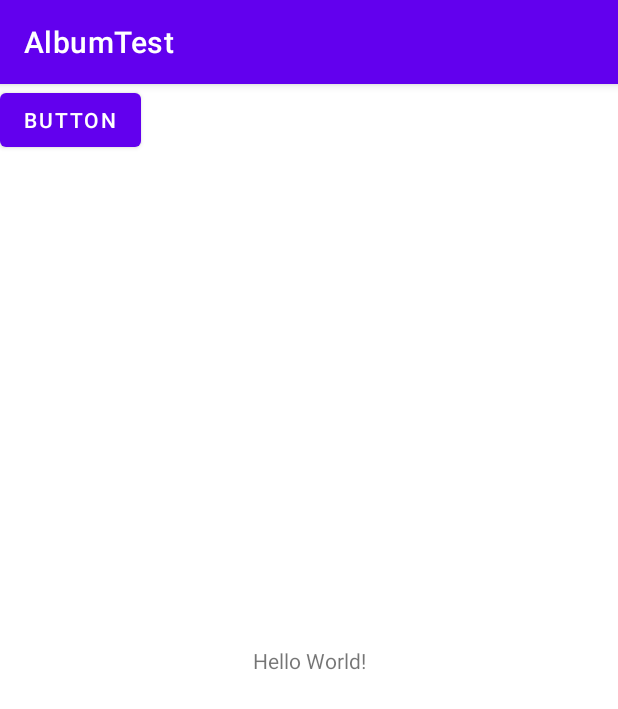
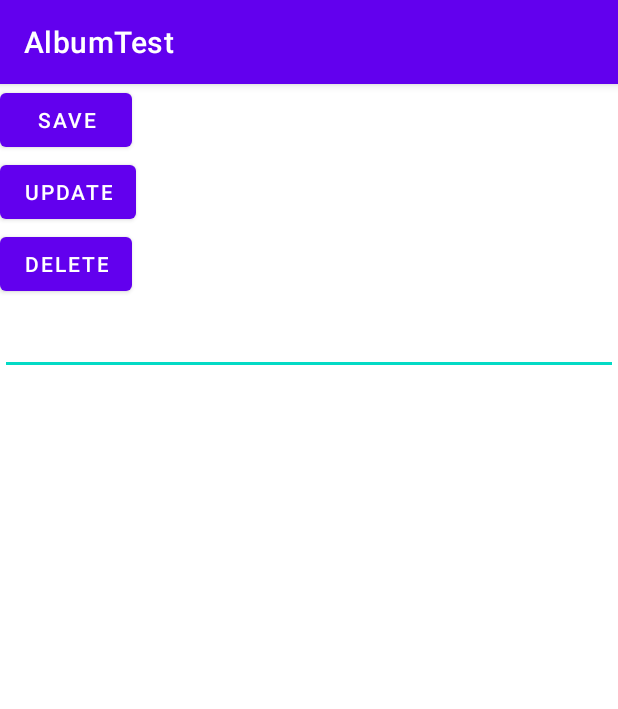
Before and after one commit to ShinHoChull/TodoProject, an Android app: the MainActivity screen opened directly, with no data from a screen before it, on a phone screen of 412 x 824 dp. Shown: the top 709 px of the screen. Run offline under Robolectric (Android 15) with nearby library versions, the phone set to English and light mode, and no system bars; our stand-ins replace Room's generated code; libraries missing offline, so code that uses them is left out: com.androidnetworking, com.androidnetworking.error, com.androidnetworking.interfaces.

Commit message:
코루틴 작업. ?....

```diff
--- a/app/build.gradle
+++ b/app/build.gradle
@@ -49,6 +49,9 @@ dependencies {
     implementation "androidx.room:room-runtime:$room_version"
     kapt "androidx.room:room-compiler:$room_version"
 
+    // 저희는 코루틴을 사용할 것이기 때문에 해당 라이브러리까지 코드 작성
+    implementation "androidx.room:room-ktx:$room_version"
+
 
     implementation "org.jetbrains.kotlin:kotlin-stdlib:$kotlin_version"
     implementation 'androidx.core:core-ktx:1.3.2'
--- /dev/null
+++ b/app/src/main/java/com/m2comm/albumtest/database/TestDAO.kt
@@ -0,0 +1,22 @@
+package com.m2comm.albumtest.database
+
+import androidx.lifecycle.LiveData
+import androidx.room.*
+import com.m2comm.albumtest.model.Test
+
+@Dao
+interface TestDAO {
+
+    @Query("SELECT * from Test limit 1")
+    fun getData() : Test
+
+    @Insert
+    fun insertTest(test : Test)
+
+    @Update
+    fun updateTest(test : Test)
+
+    @Delete
+    fun deleteTest(test : Test)
+
+}
--- /dev/null
+++ b/app/src/main/java/com/m2comm/albumtest/database/TestDatabase.kt
@@ -0,0 +1,30 @@
+package com.m2comm.albumtest.database
+
+import android.content.Context
+import androidx.room.Database
+import androidx.room.Room
+import androidx.room.RoomDatabase
+import com.m2comm.albumtest.model.Test
+
+@Database(entities = [Test::class] , version = 1)
+abstract class TestDatabase : RoomDatabase() {
+    abstract fun TestDAO() : TestDAO
+
+    //싱글톤 방식으로 DB 인스턴스 생성
+    companion object {
+        @Volatile private var INSTANCE : TestDatabase? = null
+
+        fun getInstance(context : Context) : TestDatabase = INSTANCE ?:
+        synchronized(this) {
+            INSTANCE ?: buildDatabase(context).also {
+                INSTANCE = it
+            }
+        }
+
+        private fun buildDatabase(context : Context) =
+            Room.databaseBuilder(context.applicationContext ,
+                TestDatabase::class.java , "Test.db")
+                .build()
+
+    }
+}
--- a/app/src/main/java/com/m2comm/albumtest/database/TodoDAO.kt
+++ b/app/src/main/java/com/m2comm/albumtest/database/TodoDAO.kt
@@ -17,5 +17,8 @@ interface TodoDAO {
     @Update
     fun updateTodo(todoModel: Todo)
 
+    @Delete
+    fun deleteTodo(todoModel : Todo)
+
 
 }
--- a/app/src/main/java/com/m2comm/albumtest/view/MainActivity.kt
+++ b/app/src/main/java/com/m2comm/albumtest/view/MainActivity.kt
@@ -10,6 +10,7 @@ import android.util.Base64
 import android.util.Log
 import android.widget.Button
 import android.widget.ImageView
+import android.widget.Toast
 import androidx.appcompat.app.AppCompatActivity
 import androidx.core.graphics.drawable.toBitmap
 import com.androidnetworking.AndroidNetworking
@@ -18,85 +19,85 @@ import com.androidnetworking.interfaces.StringRequestListener
 import com.bumptech.glide.Glide
 import com.m2comm.albumtest.modules.Custom_SharedPreferences
 import com.m2comm.albumtest.R
+import com.m2comm.albumtest.database.TestDAO
+import com.m2comm.albumtest.database.TestDatabase
+import com.m2comm.albumtest.database.TodoDAO
+import com.m2comm.albumtest.database.TodoDatabase
+import com.m2comm.albumtest.model.Test
+import kotlinx.android.synthetic.main.activity_main.*
+import kotlinx.coroutines.*
 import java.io.ByteArrayOutputStream
+import java.lang.Runnable
 
 
 class MainActivity : AppCompatActivity() {
 
-    val REQ_GALLERY = 999
-    var img: ImageView? = null
-    var imgPath: String? = ""
-    var customSharedpreferences =
-        Custom_SharedPreferences(this)
+    private lateinit var mTestDAO : TestDAO
+    private lateinit var mTestDatabase : TestDatabase
+
+    var mData : Test? = null
 
     override fun onCreate(savedInstanceState: Bundle?) {
         super.onCreate(savedInstanceState)
         setContentView(R.layout.activity_main)
+        mTestDatabase = TestDatabase.getInstance(application)
+        mTestDAO = mTestDatabase.TestDAO()
 
-        img = findViewById(R.id.imageView)
-        val bt: Button = findViewById(R.id.button)
-        val imgPath = customSharedpreferences.getValue("imgPath", "")
 
-        if (!imgPath.equals("")) {
-            Log.d("img", imgPath)
-            Glide.with(this).load(imgPath).into(img!!)
+        GlobalScope.launch(Dispatchers.IO) {
+            Log.d("MainActivity=","123")
+            mData = mTestDAO.getData()
+            if (mData != null) {
+                Log.d("MainActivity=",mData.toString())
+                editTextTextPersonName.setText(mData!!.title)
+            }
         }
 
 
-        bt.setOnClickListener {
-            val intent = Intent(Intent.ACTION_PICK)
-            intent.data = MediaStore.Images.Media.EXTERNAL_CONTENT_URI
-            intent.type = "image/*"
-            startActivityForResult(intent, REQ_GALLERY)
+        this.initButton()
+
+    }
+
+
+
+
+    private fun initButton() {
+
+        saveButton.setOnClickListener {
+
+            GlobalScope.launch(Dispatchers.IO) {
+                mTestDAO.insertTest(Test(null , editTextTextPersonName.text.toString()))
+                Log.d("TEST", "TEsT!!!!")
+            }
+
+
+        }
+
+        updateButton.setOnClickListener {
+            GlobalScope.launch(Dispatchers.IO) {
+                if ( mData != null ) {
+                    mData!!.title = editTextTextPersonName.text.toString()
+                    mTestDAO.updateTest(mData!!)
+                    //userMessageToRead("수정완료!")
+                } else {
+                    Log.d("TEST", "Null!!!!")
+                }
+            }
+        }
+
+        deleteButton.setOnClickListener {
+            GlobalScope.launch(Dispatchers.IO) {
+                mTestDAO.deleteTest(mData!!)
+                editTextTextPersonName.setText("")
+                //userMessageToRead("삭제")
+            }
         }
 
     }
 
-    fun getBase64String(bitmap: Bitmap): String? {
-        val byteArrayOutputStream = ByteArrayOutputStream()
-        bitmap.compress(Bitmap.CompressFormat.JPEG, 100, byteArrayOutputStream)
-        val imageBytes = byteArrayOutputStream.toByteArray()
-        return Base64.encodeToString(imageBytes, Base64.NO_WRAP)
+    private fun userMessageToRead(message : String) {
+        Toast.makeText(applicationContext , message , Toast.LENGTH_SHORT).show()
     }
 
-    override fun onActivityResult(requestCode: Int, resultCode: Int, data: Intent?) {
-        super.onActivityResult(requestCode, resultCode, data)
-        if (resultCode == Activity.RESULT_OK) {
 
-            when (requestCode) {
-                REQ_GALLERY -> {
-                    data?.data?.let { it ->
-                        //it ->  image Uri 임 이거를 가지고 파일저장하거나 하면됩니당.
-                        Log.d("img", it.toString())
-                        customSharedpreferences.put("imgPath", it.toString())
-                        val subImg: ImageView = ImageView(this)
-                        subImg.setImageURI(it)
-                        img!!.setImageURI(it)
-
-                        val d: Drawable = subImg.drawable
-                        val bt: Bitmap = d.toBitmap()
-                        val base64enCode = getBase64String(bt)
-
-                        Log.d("base64Code=", base64enCode!!)
-
-                        AndroidNetworking.post("https://형서버")
-                            .addBodyParameter("imgPath",base64enCode)
-                            .addBodyParameter("회원ID","회원ID")
-                            .build().getAsString(object : StringRequestListener {
-                                override fun onResponse(response: String) {
-
-                                    Log.d("response=", response)
-
-
-                                }
-
-                                override fun onError(anError: ANError) {}
-                            })
-
-
-                    }
-                }
-            }
-        }
-    }
 }
--- a/app/src/main/java/com/m2comm/albumtest/view/adapter/TodoListAdapter.kt
+++ b/app/src/main/java/com/m2comm/albumtest/view/adapter/TodoListAdapter.kt
@@ -35,11 +35,14 @@ class TodoListAdapter(var todoItems: ArrayList<Todo>) :
         val todoModel = todoItems[position]
         val todoViewHolder = holder as TodoViewHolder
         todoViewHolder.bind(todoModel)
+
     }
 
     override fun getItemCount(): Int {
         return todoItems.size
     }
+
+    fun getItem(position: Int) : Todo = todoItems[position]
 
     fun setTodoItems(todoItems : List<Todo>) {
         this.todoItems = todoItems as ArrayList<Todo>
--- a/app/src/main/java/com/m2comm/albumtest/viewmodel/TodoViewModel.kt
+++ b/app/src/main/java/com/m2comm/albumtest/viewmodel/TodoViewModel.kt
@@ -28,5 +28,9 @@ class TodoViewModel(application: Application) : AndroidViewModel(application){
         mTodoRepository.updateTodo(todoModel)
     }
 
+    fun deleteTodo (todoModel : Todo) {
+        mTodoRepository.deleteTodo(todoModel)
+    }
+
 
 }
--- a/app/src/main/res/layout/activity_main.xml
+++ b/app/src/main/res/layout/activity_main.xml
@@ -6,29 +6,38 @@
     android:layout_height="match_parent"
     tools:context=".view.MainActivity">
 
-    <TextView
+    <LinearLayout
+        android:layout_width="match_parent"
+        android:layout_height="match_parent"
+        android:orientation="vertical">
+
+        <Button
+            android:id="@+id/saveButton"
             android:layout_width="wrap_content"
             android:layout_height="wrap_content"
-        android:text="Hello World!"
-        app:layout_constraintBottom_toBottomOf="parent"
-        app:layout_constraintLeft_toLeftOf="parent"
-        app:layout_constraintRight_toRightOf="parent"
-        app:layout_constraintTop_toTopOf="parent" />
+            android:text="save"
+             />
 
         <Button
-        android:id="@+id/button"
+            android:id="@+id/updateButton"
             android:layout_width="wrap_content"
             android:layout_height="wrap_content"
-        android:text="Button"
-        tools:layout_editor_absoluteX="155dp"
-        tools:layout_editor_absoluteY="113dp" />
+            android:text="update" />
 
-    <ImageView
-        android:id="@+id/imageView"
+        <Button
+            android:id="@+id/deleteButton"
             android:layout_width="wrap_content"
             android:layout_height="wrap_content"
-        tools:layout_editor_absoluteX="142dp"
-        tools:layout_editor_absoluteY="302dp"
-        tools:srcCompat="@tools:sample/avatars" />
+            android:text="Delete" />
+
+        <EditText
+            android:id="@+id/editTextTextPersonName"
+            android:layout_width="match_parent"
+            android:layout_height="50dp"
+            android:inputType="textPersonName"
+            />
+    </LinearLayout>
+
+
 
 </androidx.constraintlayout.widget.ConstraintLayout>
```
Also changed, not shown: app/src/main/java/com/m2comm/albumtest/model/Test.kt (added, +13 -0 lines), app/src/main/java/com/m2comm/albumtest/repository/TodoRepository.kt (+20 -4 lines), app/src/main/java/com/m2comm/albumtest/view/TodoMainActivity.kt (+44 -18 lines). Lines whose indentation alone changed are shown as unchanged.
